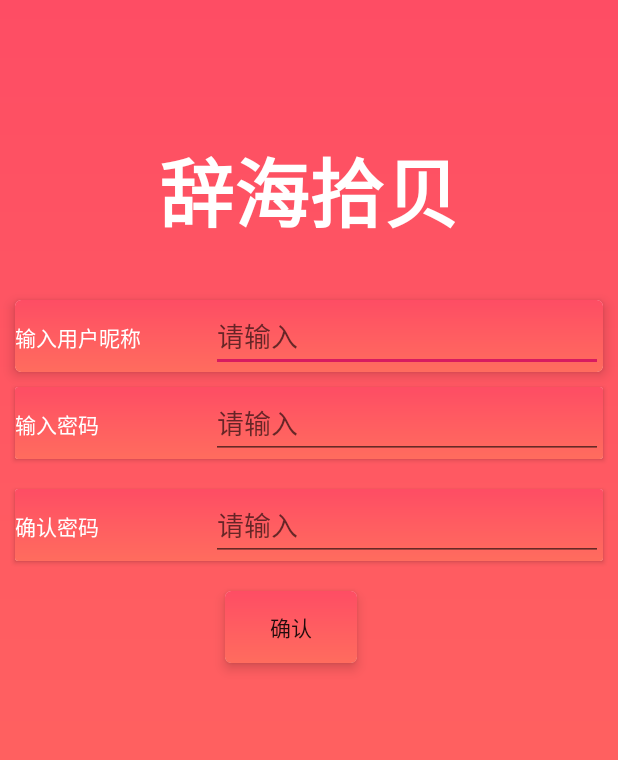
After one commit to x2yu/Shibay, an Android app: the RegisterActivity screen opened directly, with no data from a screen before it, on a phone screen of 412 x 824 dp. The commit adds this screen. Shown: the top 760 px of the screen. Run offline under Robolectric (Android 15) with nearby library versions, the phone set to English and light mode, and no system bars; libraries missing offline, so code that uses them is left out: org.litepal, org.litepal.crud.

Commit message:
杨泽宇 合并登陆注册模块

```diff
--- a/app/build.gradle
+++ b/app/build.gradle
@@ -33,4 +33,5 @@ dependencies {
     implementation 'com.github.lecho:hellocharts-library:1.5.8'
     implementation 'com.google.code.gson:gson:2.8.5'
     implementation 'com.squareup.okhttp3:okhttp:3.11.0'
+    implementation'org.litepal.android:core:1.4.1'
 }
--- a/app/src/main/java/com/example/x2y/englishapp/Fragment/homeFragment.java
+++ b/app/src/main/java/com/example/x2y/englishapp/Fragment/homeFragment.java
@@ -19,6 +19,7 @@ public class homeFragment extends Fragment
     public View onCreateView(@NonNull LayoutInflater inflater, @Nullable ViewGroup container, @Nullable Bundle savedInstanceState) {
         View view = inflater.inflate(R.layout.home_layout,container,false);
         Button bt = (Button)view.findViewById(R.id.start_learn);
+
         bt.setOnClickListener(new View.OnClickListener() {
             @Override
             public void onClick(View v) {
--- /dev/null
+++ b/app/src/main/java/com/example/x2y/englishapp/RegisterActivity.java
@@ -0,0 +1,76 @@
+package com.example.x2y.englishapp;
+
+import android.content.Intent;
+import android.support.v7.app.AppCompatActivity;
+import android.os.Bundle;
+import android.util.Log;
+import android.view.View;
+import android.widget.Button;
+import android.widget.EditText;
+import android.widget.TextView;
+import android.widget.Toast;
+
+import com.example.x2y.englishapp.User.User;
+
+import org.litepal.crud.DataSupport;
+
+import java.util.List;
+
+public class RegisterActivity extends AppCompatActivity {
+    public EditText name;
+    public EditText password;
+    public  EditText password2;
+    @Override
+    protected void onCreate(Bundle savedInstanceState) {
+        super.onCreate(savedInstanceState);
+        setContentView(R.layout.activity_register);
+        Button button = (Button)findViewById(R.id.register);
+        button.setOnClickListener(new View.OnClickListener() {
+            @Override
+            public void onClick(View v) {
+                password=(EditText)findViewById(R.id.pw_etext);
+                password2=(EditText)findViewById(R.id.pw_etext2);
+                name=(EditText)findViewById(R.id.name_etext);
+                List<User> userlist = DataSupport
+                        .where("name ="+name.getText().toString())
+                        .find(User.class);
+                //若查询结果为空，则提醒用户并清空输入框
+                if(userlist.size()!=0)
+                {
+                    Toast.makeText(RegisterActivity.this,"账号已存在，请重新输入",Toast.LENGTH_SHORT).show();
+                    password.setText("");
+                    password2.setText("");
+                    name.setText("");
+                }
+                //若查询结果不为空进一步验证
+                else
+                {
+                    //若两次输入密码不同，提示用户并清空密码输入框
+                    if(!password.getText().toString().equals(password2.getText().toString()))
+                    {
+                        Toast.makeText(RegisterActivity.this,"两次输入密码错误请重新输入",Toast.LENGTH_SHORT).show();
+                        password.setText("");
+                        password2.setText("");
+                    }
+                    else
+                    {
+                        Intent intent = new Intent();
+                        //注册成功将账号密码返回给登陆界面
+                        intent.putExtra("name",name.getText().toString());
+                        intent.putExtra("password",password.getText().toString());
+                        setResult(RESULT_OK,intent);
+                        //保存用户数据进入数据库
+                        User user= new User();
+                        user.setName(name.getText().toString());
+                        user.setPassword(password.getText().toString());
+                        user.save();
+                        finish();
+                    }
+                }
+
+            }
+        });
+    }
+
+
+}
--- a/app/src/main/java/com/example/x2y/englishapp/SplashActivity.java
+++ b/app/src/main/java/com/example/x2y/englishapp/SplashActivity.java
@@ -30,7 +30,7 @@ public class SplashActivity extends AppCompatActivity {
         handler.postDelayed(new Runnable() {
             @Override
             public void run() {
-                Intent intent = new Intent(SplashActivity.this,MainActivity.class);
+                Intent intent = new Intent(SplashActivity.this,LoginActivity.class);
                 startActivity(intent);
                 SplashActivity.this.finish();
             }
--- /dev/null
+++ b/app/src/main/res/layout/activity_register.xml
@@ -0,0 +1,144 @@
+<?xml version="1.0" encoding="utf-8"?>
+<RelativeLayout xmlns:app="http://schemas.android.com/apk/res-auto"
+    xmlns:tools="http://schemas.android.com/tools"
+    xmlns:android="http://schemas.android.com/apk/res/android"
+    android:layout_width="match_parent"
+    android:layout_height="match_parent"
+    tools:context=".RegisterActivity"
+    android:background="@drawable/shape_gradient" >
+    <TextView
+        android:id="@+id/title"
+        android:layout_width="match_parent"
+        android:layout_height="wrap_content"
+        android:layout_marginTop="90dp"
+        android:gravity="center"
+        android:text="辞海拾贝"
+        android:textColor="@android:color/white"
+        android:textSize="50dp"
+        android:textStyle="bold" />
+    <android.support.v7.widget.CardView
+        android:layout_width="match_parent"
+        android:layout_height="wrap_content"
+        app:cardCornerRadius="4dp"
+        app:cardElevation="5dp"
+        android:layout_marginTop="200dp"
+        android:id="@+id/first"
+        android:layout_marginStart="10dp"
+        android:layout_marginEnd="10dp"
+        >
+
+        <LinearLayout
+            android:layout_width="match_parent"
+            android:layout_height="wrap_content"
+            android:background="@drawable/shape_gradient">
+
+            <TextView
+                android:id="@+id/name_text"
+                android:layout_width="0dp"
+                android:layout_height="wrap_content"
+                android:layout_weight="1"
+                android:text="输入用户昵称"
+                android:textColor="@android:color/white"/>
+
+            <EditText
+                android:id="@+id/name_etext"
+                android:layout_width="0dp"
+                android:layout_height="wrap_content"
+                android:layout_weight="2"
+                android:hint="请输入"
+
+                />
+        </LinearLayout>
+
+
+    </android.support.v7.widget.CardView>
+
+    <android.support.v7.widget.CardView
+        android:id="@+id/second"
+        android:layout_width="match_parent"
+        android:layout_height="wrap_content"
+        android:layout_below="@+id/first"
+        android:layout_margin="10dp">
+
+        <LinearLayout
+            android:layout_width="match_parent"
+            android:layout_height="wrap_content"
+            android:background="@drawable/shape_gradient"
+            >
+
+            <TextView
+                android:id="@+id/pw_text"
+                android:layout_width="0dp"
+                android:layout_height="wrap_content"
+                android:layout_weight="1"
+                android:text="输入密码"
+                android:textColor="@android:color/white"/>
+
+            <EditText
+                android:id="@+id/pw_etext"
+                android:layout_width="0dp"
+                android:layout_height="wrap_content"
+                android:layout_weight="2"
+                android:hint="请输入"
+                android:textColor="@android:color/white"
+                android:inputType="textPassword" />
+        </LinearLayout>
+    </android.support.v7.widget.CardView>
+
+    <android.support.v7.widget.CardView
+        android:id="@+id/third"
+        android:layout_width="match_parent"
+        android:layout_height="wrap_content"
+        android:layout_below="@+id/second"
+        android:layout_margin="10dp">
+
+        <LinearLayout
+            android:layout_width="match_parent"
+            android:layout_height="wrap_content"
+            android:background="@drawable/shape_gradient"
+            >
+
+            <TextView
+                android:id="@+id/pw_text2"
+                android:layout_width="0dp"
+                android:layout_height="wrap_content"
+                android:layout_weight="1"
+                android:text="确认密码"
+                android:textColor="@android:color/white"/>
+
+            <EditText
+                android:id="@+id/pw_etext2"
+                android:layout_width="0dp"
+                android:layout_height="wrap_content"
+                android:layout_weight="2"
+                android:hint="请输入"
+                android:textColor="@android:color/white"
+                android:inputType="textPassword" />
+        </LinearLayout>
+    </android.support.v7.widget.CardView>
+
+    <android.support.v7.widget.CardView
+        android:layout_width="wrap_content"
+        android:layout_height="wrap_content"
+        android:layout_below="@+id/third"
+        android:layout_marginStart="150dp"
+        app:cardCornerRadius="4dp"
+        app:cardElevation="5dp"
+        android:layout_marginTop="10dp"
+
+        >
+        <Button
+            android:layout_width="wrap_content"
+            android:layout_height="wrap_content"
+            android:layout_below="@+id/second"
+            android:text="确认"
+            android:id="@+id/register"
+            android:background="@drawable/shape_gradient"
+
+            />
+    </android.support.v7.widget.CardView>
+
+
+
+
+</RelativeLayout>
--- a/app/src/main/res/layout/person_layout.xml
+++ b/app/src/main/res/layout/person_layout.xml
@@ -91,8 +91,8 @@
                 android:layout_toRightOf="@id/line_person_hori"
                 android:drawableLeft="@drawable/ic_local_florist_black_24dp"
                 android:layout_marginTop="5dp"
-                android:text="贝壳 9 个"
                 android:gravity="center|left"
+                android:id="@+id/shell_number"
 
                 />
         </RelativeLayout>
```
Also changed, not shown: app/src/main/AndroidManifest.xml (+6 -3 lines), app/src/main/assets/litepal.xml (added, +7 -0 lines), app/src/main/java/com/example/x2y/englishapp/Fragment/personFragment.java (+17 -0 lines), app/src/main/java/com/example/x2y/englishapp/LoginActivity.java (added, +152 -0 lines), app/src/main/java/com/example/x2y/englishapp/MyApplication.java (added, +21 -0 lines), app/src/main/java/com/example/x2y/englishapp/User/User.java (added, +44 -0 lines), app/src/main/res/layout/activity_login.xml (added, +134 -0 lines).
